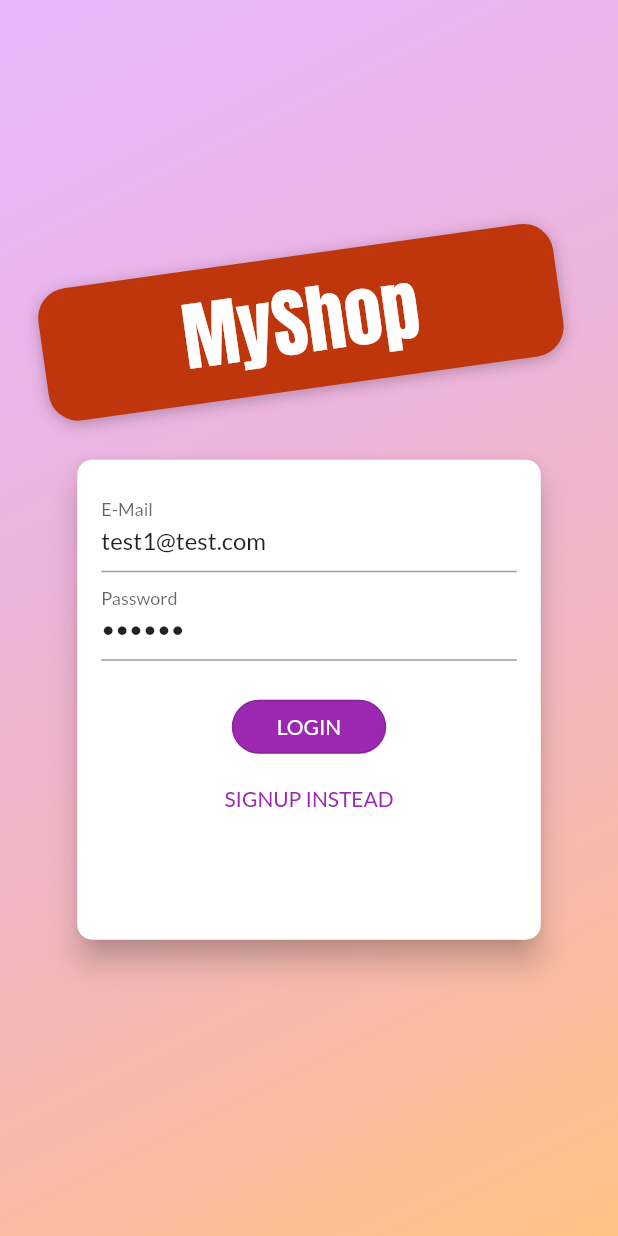
After one commit to shortSparrow/learn_flutter, a Flutter app: the screen it shows after launch, on a phone screen of 412 x 824 dp. The commit adds this screen. Run offline on Flutter 3.47's test engine with Material 2 defaults, Android fonts, the phone set to English and light mode, and no system bars.

Commit message:
myShopApp different product for each user

```diff
--- a/my_shop/lib/main.dart
+++ b/my_shop/lib/main.dart
@@ -1,14 +1,16 @@
 import 'package:flutter/material.dart';
+import 'package:my_shop/providers/auth_provider.dart';
 import 'package:my_shop/providers/order_provider.dart';
+import 'package:my_shop/screens/auth_screen.dart';
 import 'package:my_shop/screens/cart_screen.dart';
 import 'package:my_shop/screens/edit_product_screen.dart';
 import 'package:my_shop/screens/orders_screen.dart';
+import 'package:my_shop/screens/products_overview_screen.dart';
 import 'package:provider/provider.dart';
 
 import 'providers/cart_provider.dart';
 import 'providers/products_provider.dart';
 import 'screens/product_details_screen.dart';
-import 'screens/products_overview_screen.dart';
 import 'screens/user_products_screen.dart';
 
 void main() {
@@ -23,24 +25,46 @@ class MyApp extends StatelessWidget {
     return MultiProvider(
       providers: [
         // declare here if provider is needed for more than 1 screen
-        ChangeNotifierProvider(create: (_) => ProductProvider()),
+        ChangeNotifierProvider(create: (_) => AuthProvider()),
         ChangeNotifierProvider(create: (_) => CartProvider()),
-        ChangeNotifierProvider(create: (_) => OrderProvider()),
+        ChangeNotifierProxyProvider<AuthProvider, ProductProvider>(
+          create: (context) => ProductProvider(token: null, userId: null, []),
+          update: (context, auth, previous) => ProductProvider(
+            token: auth.token,
+            userId: auth.userId,
+            previous == null ? [] : previous.items,
+          ),
+        ),
+        ChangeNotifierProxyProvider<AuthProvider, OrderProvider>(
+          create: (context) => OrderProvider(token: null, userId: null, []),
+          update: (context, auth, previous) => OrderProvider(
+            token: auth.token,
+            userId: auth.userId,
+            previous == null ? [] : previous.orders,
+          ),
+        ),
       ],
-      child: MaterialApp(
+      child: Consumer<AuthProvider>(
+        builder: (context, auth, _) {
+          return MaterialApp(
             title: 'My Shop',
             theme: ThemeData(
               colorScheme: ColorScheme.fromSwatch(primarySwatch: Colors.purple)
                   .copyWith(secondary: Colors.deepOrange),
               fontFamily: 'Lato',
             ),
-        home: const ProductsOverviewScreen(),
+            home: auth.isAuth
+                ? const ProductsOverviewScreen()
+                : const AuthScreen(),
             routes: {
-          ProductDetailsScreen.routeName: (_) => ProductDetailsScreen(),
-          CartScreen.routeName: (_) => CartScreen(),
-          OrdersScreen.routeName: (_) => OrdersScreen(),
-          UserProductsScreen.routeName: (_) => UserProductsScreen(),
-          EditProductScreen.routeName: (_) => EditProductScreen(),
+              ProductDetailsScreen.routeName: (_) =>
+                  const ProductDetailsScreen(),
+              CartScreen.routeName: (_) => const CartScreen(),
+              OrdersScreen.routeName: (_) => const OrdersScreen(),
+              UserProductsScreen.routeName: (_) => const UserProductsScreen(),
+              EditProductScreen.routeName: (_) => const EditProductScreen(),
+            },
+          );
         },
       ),
     );
--- /dev/null
+++ b/my_shop/lib/models/auth_data.dart
@@ -0,0 +1,6 @@
+class AuthData {
+  String email;
+  String password;
+
+  AuthData({this.email = '', this.password = ''});
+}
--- /dev/null
+++ b/my_shop/lib/providers/auth_provider.dart
@@ -0,0 +1,77 @@
+import 'dart:convert';
+
+import 'package:flutter/foundation.dart';
+
+import 'package:http/http.dart' as http;
+import 'package:my_shop/models/https_exception.dart';
+
+class AuthProvider with ChangeNotifier {
+  String? _token;
+  DateTime? _expiryTokeDate;
+  String? _userId;
+
+  bool get isAuth {
+    return _token != null;
+  }
+
+  String? get userId {
+    return _userId;
+  }
+
+  String? get token {
+    if (_expiryTokeDate != null &&
+        _expiryTokeDate!.isAfter(DateTime.now()) &&
+        _token != null) {
+      return _token;
+    }
+
+    return null;
+  }
+
+  Future<void> signUp(String email, String password) async {
+    return _authenticate(email, password, 'signUp');
+  }
+
+  Future<void> signIn(String email, String password) async {
+    return _authenticate(email, password, 'signInWithPassword');
+  }
+
+  Future<void> _authenticate(
+    String email,
+    String password,
+    String urlSegment,
+  ) async {
+    final url = Uri.parse(
+        "https://identitytoolkit.googleapis.com/v1/accounts:${urlSegment}?key=AIzaSyAwkz7u56fEBfbMU3v7_eecgJA88wswJ9E");
+    final body = json.encode(
+      {
+        'email': email,
+        'password': password,
+        'returnSecureToken': true,
+      },
+    );
+
+    try {
+      final response = await http.post(url, body: body);
+      final data = json.decode(response.body);
+      if (data['error'] != null) {
+        throw HttpException(data['error']['message']);
+      }
+      _token = data['idToken'];
+      _userId = data['localId'];
+      _expiryTokeDate =
+          DateTime.now().add(Duration(seconds: int.parse(data['expiresIn'])));
+      notifyListeners();
+    } catch (e) {
+      print("oops: ${e}");
+      rethrow;
+    }
+  }
+
+  void logout() {
+    _token = null;
+    _userId = null;
+    _expiryTokeDate = null;
+    notifyListeners();
+  }
+}
--- a/my_shop/lib/providers/order_provider.dart
+++ b/my_shop/lib/providers/order_provider.dart
@@ -3,12 +3,17 @@ import 'dart:convert';
 import 'package:flutter/cupertino.dart';
 import 'package:http/http.dart' as http;
 import 'package:my_shop/models/https_exception.dart';
+import 'package:my_shop/util/constants.dart';
 
 import '../models/cart_item.dart';
 import '../models/order_item.dart';
 
 class OrderProvider with ChangeNotifier {
-  final List<Order> _orders = [];
+  List<Order> _orders = [];
+  final String? token;
+  final String? userId;
+
+  OrderProvider(this._orders, {this.token, this.userId});
 
   List<Order> get orders {
     return [..._orders];
@@ -17,7 +22,10 @@ class OrderProvider with ChangeNotifier {
   Future<void> fetchAndSetOrders() async {
     try {
       final url = Uri.https(
-          'flutter-start-http-default-rtdb.firebaseio.com', '/orders.json');
+        BASE_URL,
+        '/orders/$userId.json',
+        {'auth': token},
+      );
 
       final response = await http.get(url);
 
@@ -63,7 +71,10 @@ class OrderProvider with ChangeNotifier {
   Future<void> addOrder(List<CartItem> cartProducts, double total) async {
     try {
       final url = Uri.https(
-          'flutter-start-http-default-rtdb.firebaseio.com', '/orders.json');
+        BASE_URL,
+        '/orders/$userId.json',
+        {'auth': token},
+      );
 
       final timestamp = DateTime.now();
 
--- /dev/null
+++ b/my_shop/lib/screens/auth_screen.dart
@@ -0,0 +1,271 @@
+import 'dart:math';
+
+import 'package:flutter/material.dart';
+import 'package:my_shop/models/https_exception.dart';
+import 'package:my_shop/providers/auth_provider.dart';
+import 'package:provider/provider.dart';
+
+import '../models/auth_data.dart';
+
+enum AuthMode { Signup, Login }
+
+class AuthScreen extends StatelessWidget {
+  static const routeName = '/auth';
+
+  const AuthScreen({super.key});
+
+  @override
+  Widget build(BuildContext context) {
+    final deviceSize = MediaQuery.of(context).size;
+    // final transformConfig = Matrix4.rotationZ(-8 * pi / 180);
+    // transformConfig.translate(-10.0);
+    return Scaffold(
+      // resizeToAvoidBottomInset: false,
+      body: Stack(
+        children: <Widget>[
+          Container(
+            decoration: BoxDecoration(
+              gradient: LinearGradient(
+                colors: [
+                  const Color.fromRGBO(215, 117, 255, 1).withOpacity(0.5),
+                  const Color.fromRGBO(255, 188, 117, 1).withOpacity(0.9),
+                ],
+                begin: Alignment.topLeft,
+                end: Alignment.bottomRight,
+                stops: const [0, 1],
+              ),
+            ),
+          ),
+          SingleChildScrollView(
+            child: Container(
+              height: deviceSize.height,
+              width: deviceSize.width,
+              child: Column(
+                mainAxisAlignment: MainAxisAlignment.center,
+                crossAxisAlignment: CrossAxisAlignment.center,
+                children: <Widget>[
+                  Flexible(
+                    child: Container(
+                      margin: const EdgeInsets.only(bottom: 20.0),
+                      padding: const EdgeInsets.symmetric(
+                          vertical: 8.0, horizontal: 94.0),
+                      transform: Matrix4.rotationZ(-8 * pi / 180)
+                        ..translate(-10.0),
+                      decoration: BoxDecoration(
+                        borderRadius: BorderRadius.circular(20),
+                        color: Colors.deepOrange.shade900,
+                        boxShadow: const [
+                          BoxShadow(
+                            blurRadius: 8,
+                            color: Colors.black26,
+                            offset: Offset(0, 2),
+                          )
+                        ],
+                      ),
+                      child: Text(
+                        'MyShop',
+                        style: TextStyle(
+                          color: Theme.of(context).colorScheme.onSecondary,
+                          fontSize: 50,
+                          fontFamily: 'Anton',
+                          fontWeight: FontWeight.normal,
+                        ),
+                      ),
+                    ),
+                  ),
+                  Flexible(
+                    flex: deviceSize.width > 600 ? 2 : 1,
+                    child: const AuthCard(),
+                  ),
+                ],
+              ),
+            ),
+          ),
+        ],
+      ),
+    );
+  }
+}
+
+class AuthCard extends StatefulWidget {
+  const AuthCard({super.key});
+
+  @override
+  _AuthCardState createState() => _AuthCardState();
+}
+
+class _AuthCardState extends State<AuthCard> {
+  final GlobalKey<FormState> _formKey = GlobalKey();
+  AuthMode _authMode = AuthMode.Login;
+  final _authData = AuthData();
+
+  var _isLoading = false;
+  final _passwordController = TextEditingController();
+
+  void _showErrorDialog(String message) {
+    showDialog(
+      context: context,
+      builder: (context) => AlertDialog(
+        title: const Text('An error occurred'),
+        content: Text(message),
+        actions: [
+          TextButton(
+              onPressed: Navigator.of(context).pop, child: const Text('Okay'))
+        ],
+      ),
+    );
+  }
+
+  void _submit() async {
+    if (_formKey.currentState == null || !_formKey.currentState!.validate()) {
+      // Invalid!
+      return;
+    }
+    _formKey.currentState?.save();
+    setState(() {
+      _isLoading = true;
+    });
+
+    final auth = Provider.of<AuthProvider>(context, listen: false);
+    try {
+      if (_authMode == AuthMode.Login) {
+        await auth.signIn(_authData.email, _authData.password);
+      } else {
+        await auth.signUp(_authData.email, _authData.password);
+      }
+    } on HttpException catch (e) {
+      var errorMessage = 'Authentication failed';
+      if (e.message.contains('EMAIL_EXISTS')) {
+        errorMessage = 'This email address is already in use.';
+      } else if (e.message.contains('INVALID_EMAIL')) {
+        errorMessage = 'This is not valid email address.';
+      } else if (e.message.contains('WEAK_PASSWORD')) {
+        errorMessage = 'This password is too weak';
+      } else if (e.message.contains('EMAIL_NO_FOUND')) {
+        errorMessage = 'Could not find a user with this email';
+      } else if (e.message.contains('INVALID_PASSWORD')) {
+        errorMessage = 'Invalid password';
+      }
+      _showErrorDialog(errorMessage);
+    } catch (e) {
+      const errorMessage = "Something went wrong. Try again later";
+      _showErrorDialog(errorMessage);
+    }
+    setState(() {
+      _isLoading = false;
+    });
+  }
+
+  void _switchAuthMode() {
+    if (_authMode == AuthMode.Login) {
+      setState(() {
+        _authMode = AuthMode.Signup;
+      });
+    } else {
+      setState(() {
+        _authMode = AuthMode.Login;
+      });
+    }
+  }
+
+  @override
+  Widget build(BuildContext context) {
+    _passwordController.text = '111111';
+    final deviceSize = MediaQuery.of(context).size;
+    return Card(
+      shape: RoundedRectangleBorder(
+        borderRadius: BorderRadius.circular(10.0),
+      ),
+      elevation: 8.0,
+      child: Container(
+        height: 20,
+        constraints: const BoxConstraints(minHeight: 320),
+        width: deviceSize.width * 0.75,
+        padding: const EdgeInsets.all(16.0),
+        child: Form(
+          key: _formKey,
+          child: SingleChildScrollView(
+            child: Column(
+              children: <Widget>[
+                TextFormField(
+                  initialValue: 'test1@test.com',
+                  decoration: const InputDecoration(labelText: 'E-Mail'),
+                  keyboardType: TextInputType.emailAddress,
+                  validator: (value) {
+                    if (value == null ||
+                        value.isEmpty ||
+                        !value.contains('@')) {
+                      return 'Invalid email!';
+                    }
+                    return null;
+                  },
+                  onSaved: (value) {
+                    _authData.email = value ?? '';
+                  },
+                ),
+                TextFormField(
+                  decoration: const InputDecoration(labelText: 'Password'),
+                  obscureText: true,
+                  controller: _passwordController,
+                  validator: (value) {
+                    if (value == null || value.isEmpty || value.length < 5) {
+                      return 'Password is too short!';
+                    }
+                  },
+                  onSaved: (value) {
+                    _authData.password = value ?? '';
+                  },
+                ),
+                if (_authMode == AuthMode.Signup)
+                  TextFormField(
+                    enabled: _authMode == AuthMode.Signup,
+                    decoration:
+                        const InputDecoration(labelText: 'Confirm Password'),
+                    obscureText: true,
+                    validator: _authMode == AuthMode.Signup
+                        ? (value) {
+                            if (value != _passwordController.text) {
+                              return 'Passwords do not match!';
+                            }
+                          }
+                        : null,
+                  ),
+                const SizedBox(height: 20),
+                if (_isLoading)
+                  const CircularProgressIndicator()
+                else
+                  OutlinedButton(
+                    style: ButtonStyle(
+                      shape: MaterialStateProperty.all<RoundedRectangleBorder>(
+                        RoundedRectangleBorder(
+                          borderRadius: BorderRadius.circular(18.0),
+                        ),
+                      ),
+                      backgroundColor: MaterialStateProperty.all<Color>(
+                        Theme.of(context).colorScheme.primary,
+                      ),
+                      padding: MaterialStateProperty.all(
+                        const EdgeInsets.symmetric(horizontal: 30.0),
+                      ),
+                    ),
+                    onPressed: _submit,
+                    child: Text(
+                      _authMode == AuthMode.Login ? 'LOGIN' : 'SIGN UP',
+                      style: TextStyle(
+                        color: Theme.of(context).colorScheme.onPrimary,
+                      ),
+                    ),
+                  ),
+                TextButton(
+                  onPressed: _switchAuthMode,
+                  child: Text(
+                      '${_authMode == AuthMode.Login ? 'SIGNUP' : 'LOGIN'} INSTEAD'),
+                ),
+              ],
+            ),
+          ),
+        ),
+      ),
+    );
+  }
+}
--- a/my_shop/lib/screens/products_overview_screen.dart
+++ b/my_shop/lib/screens/products_overview_screen.dart
@@ -11,6 +11,8 @@ import '../widgets/products_grid.dart';
 enum FilterOptions { favorites, all }
 
 class ProductsOverviewScreen extends StatefulWidget {
+  static String routeName = '/products-overview';
+
   const ProductsOverviewScreen({super.key});
 
   @override
--- /dev/null
+++ b/my_shop/lib/util/constants.dart
@@ -0,0 +1 @@
+const BASE_URL = 'flutter-start-http-default-rtdb.firebaseio.com';
--- a/my_shop/lib/widgets/product_item.dart
+++ b/my_shop/lib/widgets/product_item.dart
@@ -1,4 +1,5 @@
 import 'package:flutter/material.dart';
+import 'package:my_shop/providers/auth_provider.dart';
 import 'package:provider/provider.dart';
 
 import '../providers/cart_provider.dart';
@@ -14,6 +15,7 @@ class ProductItem extends StatelessWidget {
     // One load data and display it. But wrapper leading in Consumer, so that part id dynamic. We can change data, but it don't have any impact on other part of this widget (nor rebuild)
     final product = Provider.of<Product>(context, listen: false);
     final cart = Provider.of<CartProvider>(context, listen: false);
+    final auth = Provider.of<AuthProvider>(context, listen: false);
 
     return ClipRRect(
       borderRadius: BorderRadius.circular(10),
@@ -28,7 +30,7 @@ class ProductItem extends StatelessWidget {
                 ),
                 color: Theme.of(context).colorScheme.secondary,
                 onPressed: () {
-                  product.toggleIsFavorite();
+                  product.toggleIsFavorite(auth.token, auth.userId);
                 },
               );
             },
```
Also changed, not shown: my_shop/lib/providers/product.dart (+9 -7 lines), my_shop/lib/providers/products_provider.dart (+50 -9 lines), my_shop/lib/screens/user_products_screen.dart (+12 -5 lines), my_shop/lib/widgets/app_drawer.dart (+8 -0 lines). Lines whose indentation alone changed are shown as unchanged.
